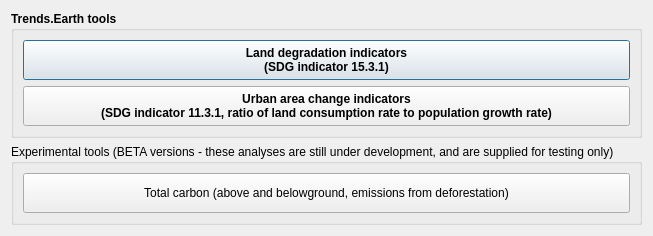
Before: the Qt Designer form LDMP/gui/DlgCalculate.ui in ConservationInternational/trends.earth, drawn with Qt 5.
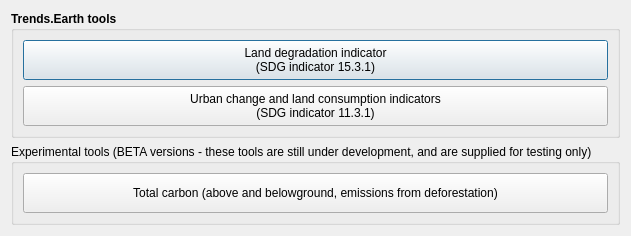
After: the same form once the commit is applied.

Commit message: Finalize summary table generation.

What changed in the file:
```diff
--- a/LDMP/gui/DlgCalculate.ui
+++ b/LDMP/gui/DlgCalculate.ui
@@ -43,8 +43,14 @@
           <height>40</height>
          </size>
         </property>
+        <property name="font">
+         <font>
+          <weight>50</weight>
+          <bold>false</bold>
+         </font>
+        </property>
         <property name="text">
-         <string>Land degradation indicators
+         <string>Land degradation indicator
 (SDG indicator 15.3.1)</string>
         </property>
        </widget>
@@ -57,9 +63,15 @@
           <height>40</height>
          </size>
         </property>
+        <property name="font">
+         <font>
+          <weight>50</weight>
+          <bold>false</bold>
+         </font>
+        </property>
         <property name="text">
-         <string>Urban area change indicators
-(SDG indicator 11.3.1, ratio of land consumption rate to population growth rate)</string>
+         <string>Urban change and land consumption indicators
+(SDG indicator 11.3.1)</string>
         </property>
        </widget>
       </item>
@@ -74,7 +86,7 @@
       </font>
      </property>
      <property name="title">
-      <string>Experimental tools (BETA versions - these analyses are still under development, and are supplied for testing only)</string>
+      <string>Experimental tools (BETA versions - these tools are still under development, and are supplied for testing only)</string>
      </property>
      <layout class="QVBoxLayout" name="verticalLayout_3">
       <item>
```
The commit also changes 1 other file.
